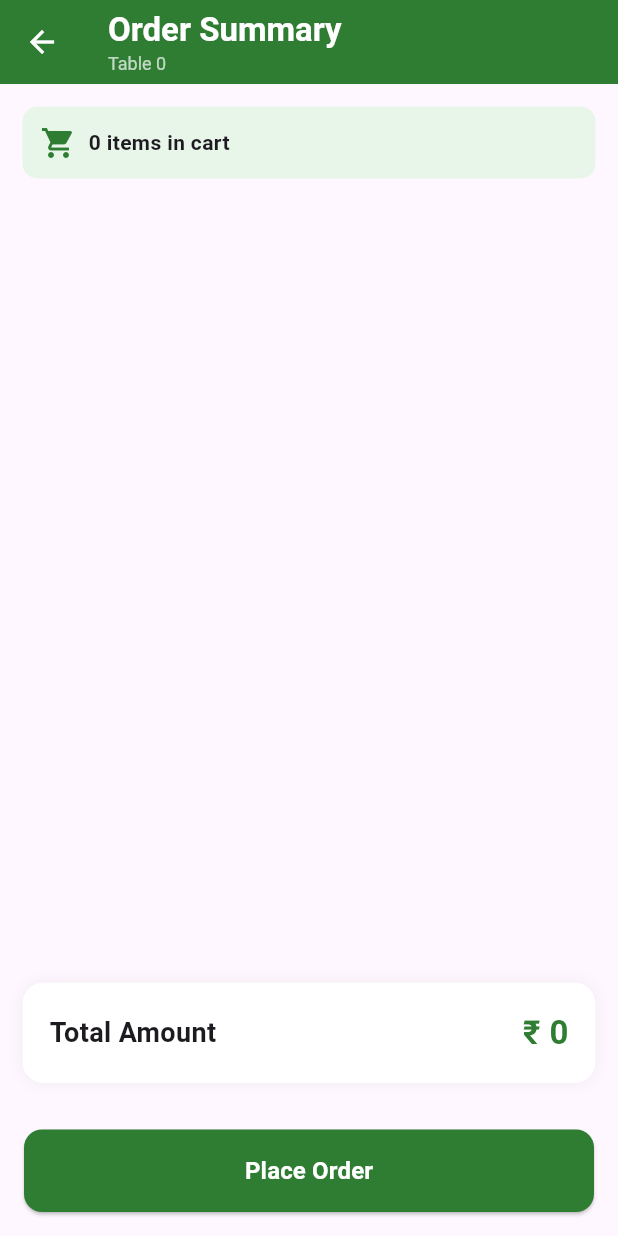
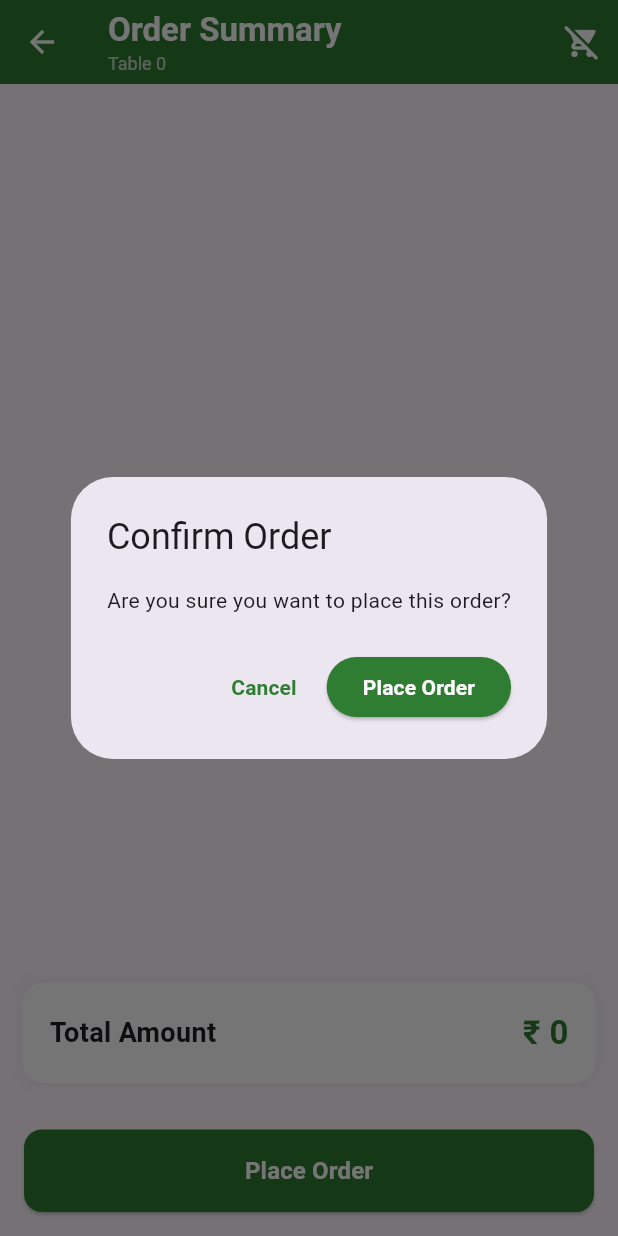
Before and after one commit to farihaarai/kitchen_order_management_app, a Flutter app: the OrderSummaryScreen screen opened directly with empty values, after a tap on "Place Order", on a phone screen of 412 x 824 dp. Run offline on Flutter 3.47's test engine with Material 3 defaults, Android fonts, the phone set to English and light mode, and no system bars; our stand-ins replace audioplayers, cloud_firestore, firebase_core, flutter_bloc, go_router; accounts and stored records are empty.

Commit message:
feat: improve ordering flow with confirmation dialog, cart clear option, order limit control, and new order notification sound

```diff
--- a/lib/screens/customer/order_summary_screen.dart
+++ b/lib/screens/customer/order_summary_screen.dart
@@ -19,6 +19,44 @@ class OrderSummaryScreen extends StatefulWidget {
 }
 
 class _OrderSummaryScreenState extends State<OrderSummaryScreen> {
+  Future<bool> confirmPlaceOrder() async {
+    final result = await showDialog<bool>(
+      context: context,
+      builder: (context) {
+        return AlertDialog(
+          title: Text("Confirm Order"),
+          content: Text("Are you sure you want to place this order?"),
+          actions: [
+            TextButton(
+              onPressed: () => Navigator.pop(context, false),
+              child: const Text(
+                "Cancel",
+                style: TextStyle(
+                  color: Color(0xFF2E7D32),
+                  fontWeight: FontWeight.bold,
+                ),
+              ),
+            ),
+            ElevatedButton(
+              onPressed: () => Navigator.pop(context, true),
+              style: ElevatedButton.styleFrom(
+                backgroundColor: const Color(0xFF2E7D32),
+              ),
+              child: const Text(
+                "Place Order",
+                style: TextStyle(
+                  color: Colors.white,
+                  fontWeight: FontWeight.bold,
+                ),
+              ),
+            ),
+          ],
+        );
+      },
+    );
+    return result ?? false;
+  }
+
   // Calculate total price of current cart
   double getTotalAmount() {
     double total = 0;
@@ -29,6 +67,49 @@ class _OrderSummaryScreenState extends State<OrderSummaryScreen> {
   }
 
   bool _isPlacing = false; // Prevent multiple clicks
+
+  void clearCart() async {
+    final confirm = await showDialog(
+      context: context,
+      builder: (context) {
+        return AlertDialog(
+          title: const Text("Clear Cart"),
+          content: const Text("Remove all items from the cart?"),
+          actions: [
+            TextButton(
+              onPressed: () => Navigator.pop(context, false),
+              child: const Text(
+                "Cancel",
+                style: TextStyle(
+                  color: Color(0xFF2E7D32),
+                  fontWeight: FontWeight.bold,
+                ),
+              ),
+            ),
+            ElevatedButton(
+              onPressed: () => Navigator.pop(context, true),
+              style: ElevatedButton.styleFrom(backgroundColor: Colors.red),
+              child: const Text(
+                "Clear",
+                style: TextStyle(
+                  color: Colors.white,
+                  fontWeight: FontWeight.bold,
+                ),
+              ),
+            ),
+          ],
+        );
+      },
+    );
+
+    if (confirm == true) {
+      await FirestoreService().clearCart(widget.tableNo);
+
+      if (mounted) {
+        Navigator.pop(context);
+      }
+    }
+  }
 
   @override
   Widget build(BuildContext context) {
@@ -49,6 +130,14 @@ class _OrderSummaryScreenState extends State<OrderSummaryScreen> {
             ),
           ],
         ),
+
+        actions: [
+          IconButton(
+            onPressed: clearCart,
+            icon: Icon(Icons.remove_shopping_cart_rounded),
+            tooltip: "Clear Cart",
+          ),
+        ],
       ),
 
       // ---------------- Order Items ----------------
@@ -56,23 +145,6 @@ class _OrderSummaryScreenState extends State<OrderSummaryScreen> {
         padding: const EdgeInsets.all(15.0),
         child: Column(
           children: [
-            Container(
-              padding: EdgeInsets.all(12),
-              decoration: BoxDecoration(
-                color: Colors.green.shade50,
-                borderRadius: BorderRadius.circular(10),
-              ),
-              child: Row(
-                children: [
-                  Icon(Icons.shopping_cart, color: Color(0xFF2E7D32)),
-                  SizedBox(width: 8),
-                  Text(
-                    "${widget.cartItems.length} items in cart",
-                    style: TextStyle(fontWeight: FontWeight.bold),
-                  ),
-                ],
-              ),
-            ),
             // List of selected items
             Expanded(
               child: ListView.builder(
@@ -183,7 +255,14 @@ class _OrderSummaryScreenState extends State<OrderSummaryScreen> {
         child: SizedBox(
           height: 55,
           child: ElevatedButton(
-            onPressed: _isPlacing ? null : placeOrder,
+            onPressed: _isPlacing
+                ? null
+                : () async {
+                    bool confirmed = await confirmPlaceOrder();
+                    if (confirmed) {
+                      placeOrder();
+                    }
+                  },
             style: ElevatedButton.styleFrom(
               backgroundColor: const Color(0xFF2E7D32),
               foregroundColor: Colors.white,
--- a/pubspec.yaml
+++ b/pubspec.yaml
@@ -38,6 +38,7 @@ dependencies:
   go_router: ^17.1.0
   firebase_core: ^4.4.0
   cloud_firestore: ^6.1.2
+  audioplayers: ^6.6.0
 
 dev_dependencies:
   flutter_test:
@@ -68,6 +69,7 @@ flutter:
     - assets/biryani/
     - assets/beverages/
     - assets/deserts/
+    - assets/sounds/order.mp3
   #   - images/a_dot_ham.jpeg
 
   # An image asset can refer to one or more resolution-specific "variants", see
```
Also changed, not shown: lib/screens/customer/customer_screen.dart (+37 -4 lines), lib/screens/kitchen/active_orders_tab.dart (+18 -1 lines), pubspec.lock, 7 other files.
